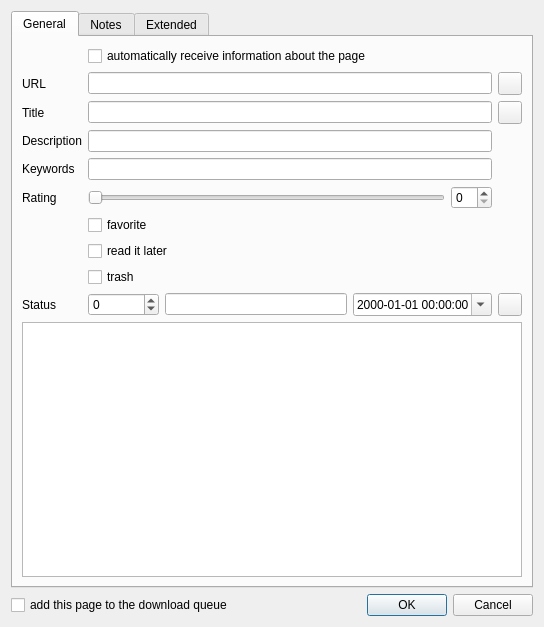
AlekseyDurachenko/qookmarks, file src/widget/bookmarkeditdialog/cbookmarkeditdialog.ui: the form before one commit.
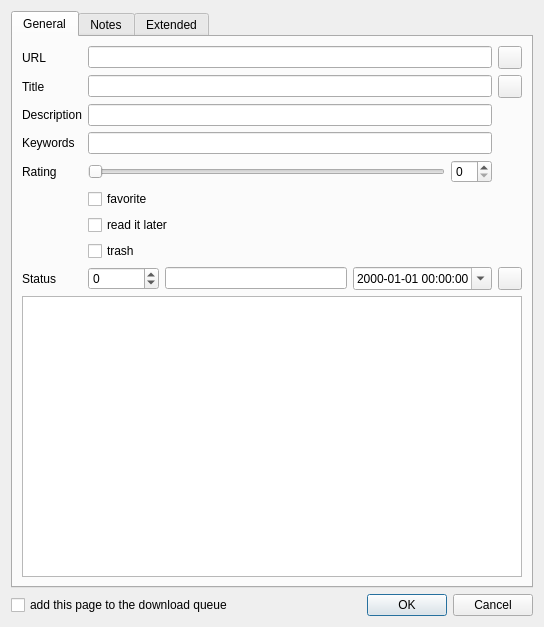
The form after the commit. Icons and pictures are not drawn. Custom widgets are drawn as their Qt base class.

Commit message: correct edit dialog

```diff
--- a/src/widget/bookmarkeditdialog/cbookmarkeditdialog.ui
+++ b/src/widget/bookmarkeditdialog/cbookmarkeditdialog.ui
@@ -32,28 +32,24 @@
       <layout class="QVBoxLayout" name="verticalLayout_2">
        <item>
         <layout class="QGridLayout" name="gridLayout_general">
-         <item row="0" column="1">
-          <widget class="QCheckBox" name="checkBox_autoPageinfo">
+         <item row="5" column="0">
+          <widget class="QLabel" name="label_rating">
            <property name="text">
-            <string>automatically receive information about the page</string>
+            <string>Rating</string>
+           </property>
+          </widget>
+         </item>
+         <item row="0" column="0">
+          <widget class="QLabel" name="label_url">
+           <property name="text">
+            <string>URL</string>
            </property>
           </widget>
          </item>
          <item row="4" column="1">
-          <widget class="QLineEdit" name="lineEdit_description"/>
+          <widget class="QLineEdit" name="lineEdit_keywords"/>
          </item>
          <item row="9" column="1">
-          <widget class="QCheckBox" name="checkBox_trash">
-           <property name="text">
-            <string>trash</string>
-           </property>
-           <property name="icon">
-            <iconset resource="../../../qrc/icons.qrc">
-             <normaloff>:/icons/bookmark-trash.png</normaloff>:/icons/bookmark-trash.png</iconset>
-           </property>
-          </widget>
-         </item>
-         <item row="10" column="1">
           <layout class="QHBoxLayout" name="horizontalLayout_httpCheck">
            <item>
             <widget class="QSpinBox" name="spinBox_httpStatusCode">
@@ -80,63 +76,17 @@
            </item>
           </layout>
          </item>
-         <item row="10" column="0">
-          <widget class="QLabel" name="label_httpStatusCode">
-           <property name="text">
-            <string>Status</string>
+         <item row="0" column="1">
+          <widget class="QLineEdit" name="lineEdit_url"/>
+         </item>
+         <item row="0" column="2">
+          <widget class="QToolButton" name="toolButton_favicon">
+           <property name="toolTip">
+            <string>Get a web site favicon</string>
            </property>
           </widget>
          </item>
          <item row="6" column="1">
-          <layout class="QHBoxLayout" name="horizontalLayout_rating">
-           <item>
-            <widget class="QSlider" name="horizontalSlider_rating">
-             <property name="maximum">
-              <number>10</number>
-             </property>
-             <property name="pageStep">
-              <number>5</number>
-             </property>
-             <property name="orientation">
-              <enum>Qt::Horizontal</enum>
-             </property>
-            </widget>
-           </item>
-           <item>
-            <widget class="QSpinBox" name="spinBox_rating">
-             <property name="maximum">
-              <number>10</number>
-             </property>
-            </widget>
-           </item>
-          </layout>
-         </item>
-         <item row="8" column="1">
-          <widget class="QCheckBox" name="checkBox_readItLater">
-           <property name="text">
-            <string>read it later</string>
-           </property>
-           <property name="icon">
-            <iconset resource="../../../qrc/icons.qrc">
-             <normaloff>:/icons/bookmark-readlater.png</normaloff>:/icons/bookmark-readlater.png</iconset>
-           </property>
-          </widget>
-         </item>
-         <item row="1" column="0">
-          <widget class="QLabel" name="label_url">
-           <property name="text">
-            <string>URL</string>
-           </property>
-          </widget>
-         </item>
-         <item row="6" column="0">
-          <widget class="QLabel" name="label_rating">
-           <property name="text">
-            <string>Rating</string>
-           </property>
-          </widget>
-         </item>
-         <item row="7" column="1">
           <widget class="QCheckBox" name="checkBox_favorite">
            <property name="text">
             <string>favorite</string>
@@ -147,10 +97,7 @@
            </property>
           </widget>
          </item>
-         <item row="1" column="1">
-          <widget class="QLineEdit" name="lineEdit_url"/>
-         </item>
-         <item row="3" column="2">
+         <item row="2" column="2">
           <widget class="QToolButton" name="toolButton_pageinfo">
            <property name="toolTip">
             <string>Get a page information</string>
@@ -161,51 +108,93 @@
            </property>
           </widget>
          </item>
-         <item row="1" column="2">
-          <widget class="QToolButton" name="toolButton_favicon">
-           <property name="toolTip">
-            <string>Get a web site favicon</string>
+         <item row="7" column="1">
+          <widget class="QCheckBox" name="checkBox_readItLater">
+           <property name="text">
+            <string>read it later</string>
            </property>
            <property name="icon">
             <iconset resource="../../../qrc/icons.qrc">
-             <normaloff>:/icons/bookmark-item.png</normaloff>:/icons/bookmark-item.png</iconset>
+             <normaloff>:/icons/bookmark-readlater.png</normaloff>:/icons/bookmark-readlater.png</iconset>
+           </property>
+          </widget>
+         </item>
+         <item row="9" column="0">
+          <widget class="QLabel" name="label_httpStatusCode">
+           <property name="text">
+            <string>Status</string>
+           </property>
+          </widget>
+         </item>
+         <item row="8" column="1">
+          <widget class="QCheckBox" name="checkBox_trash">
+           <property name="text">
+            <string>trash</string>
+           </property>
+           <property name="icon">
+            <iconset resource="../../../qrc/icons.qrc">
+             <normaloff>:/icons/bookmark-trash.png</normaloff>:/icons/bookmark-trash.png</iconset>
            </property>
           </widget>
          </item>
          <item row="3" column="1">
-          <widget class="QLineEdit" name="lineEdit_title"/>
+          <widget class="QLineEdit" name="lineEdit_description"/>
          </item>
-         <item row="10" column="2">
-          <widget class="QToolButton" name="toolButton_httpCheck">
-           <property name="icon">
-            <iconset resource="../../../qrc/icons.qrc">
-             <normaloff>:/icons/check-url.png</normaloff>:/icons/check-url.png</iconset>
+         <item row="4" column="0">
+          <widget class="QLabel" name="label_keywords">
+           <property name="text">
+            <string>Keywords</string>
            </property>
           </widget>
          </item>
-         <item row="3" column="0">
+         <item row="2" column="0">
           <widget class="QLabel" name="label_title">
            <property name="text">
             <string>Title</string>
            </property>
           </widget>
          </item>
-         <item row="5" column="1">
-          <widget class="QLineEdit" name="lineEdit_keywords"/>
+         <item row="9" column="2">
+          <widget class="QToolButton" name="toolButton_httpCheck">
+           <property name="icon">
+            <iconset resource="../../../qrc/icons.qrc">
+             <normaloff>:/icons/check-url.png</normaloff>:/icons/check-url.png</iconset>
+           </property>
+          </widget>
          </item>
-         <item row="4" column="0">
+         <item row="3" column="0">
           <widget class="QLabel" name="label_description">
            <property name="text">
             <string>Description</string>
            </property>
           </widget>
          </item>
-         <item row="5" column="0">
-          <widget class="QLabel" name="label_keywords">
-           <property name="text">
-            <string>Keywords</string>
-           </property>
-          </widget>
+         <item row="5" column="1">
+          <layout class="QHBoxLayout" name="horizontalLayout_rating">
+           <item>
+            <widget class="QSlider" name="horizontalSlider_rating">
+             <property name="maximum">
+              <number>10</number>
+             </property>
+             <property name="pageStep">
+              <number>5</number>
+             </property>
+             <property name="orientation">
+              <enum>Qt::Horizontal</enum>
+             </property>
+            </widget>
+           </item>
+           <item>
+            <widget class="QSpinBox" name="spinBox_rating">
+             <property name="maximum">
+              <number>10</number>
+             </property>
+            </widget>
+           </item>
+          </layout>
+         </item>
+         <item row="2" column="1">
+          <widget class="QLineEdit" name="lineEdit_title"/>
          </item>
         </layout>
        </item>
```
Left out of the diff: 1 changed line with no effect on the pictures. The commit also changes 2 other files.
